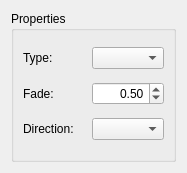
Old version of the form shapes/pathshapes/spiral/SpiralShapeConfigWidget.ui in the repository KDE/calligra.
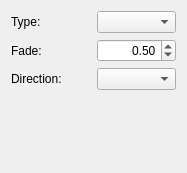
New version of the form.

Commit message: remove properties groupbox from shape config widgets

Patch:
```diff
--- a/shapes/pathshapes/spiral/SpiralShapeConfigWidget.ui
+++ b/shapes/pathshapes/spiral/SpiralShapeConfigWidget.ui
@@ -12,12 +12,6 @@
   <property name="windowTitle" >
    <string>Spiral Shape</string>
   </property>
-  <layout class="QVBoxLayout" >
-   <item>
-    <widget class="QGroupBox" name="groupBox" >
-     <property name="title" >
-      <string>Properties</string>
-     </property>
      <layout class="QGridLayout" >
       <item row="0" column="0" >
        <widget class="QLabel" name="label_3" >
@@ -56,7 +50,7 @@
        </widget>
       </item>
       <item row="2" column="0" >
-       <widget class="QLabel" name="label_3" >
+    <widget class="QLabel" name="label_4" >
         <property name="text" >
          <string>Direction:</string>
         </property>
@@ -65,8 +59,18 @@
       <item row="2" column="1" >
        <widget class="QComboBox" name="clockWise" />
       </item>
-     </layout>
-    </widget>
+   <item row="3" column="0" >
+    <spacer>
+     <property name="orientation" >
+      <enum>Qt::Vertical</enum>
+     </property>
+     <property name="sizeHint" >
+      <size>
+       <width>20</width>
+       <height>40</height>
+      </size>
+     </property>
+    </spacer>
    </item>
   </layout>
  </widget>
```
Lines whose indentation alone changed are shown as unchanged. The commit also changes 9 other files.
